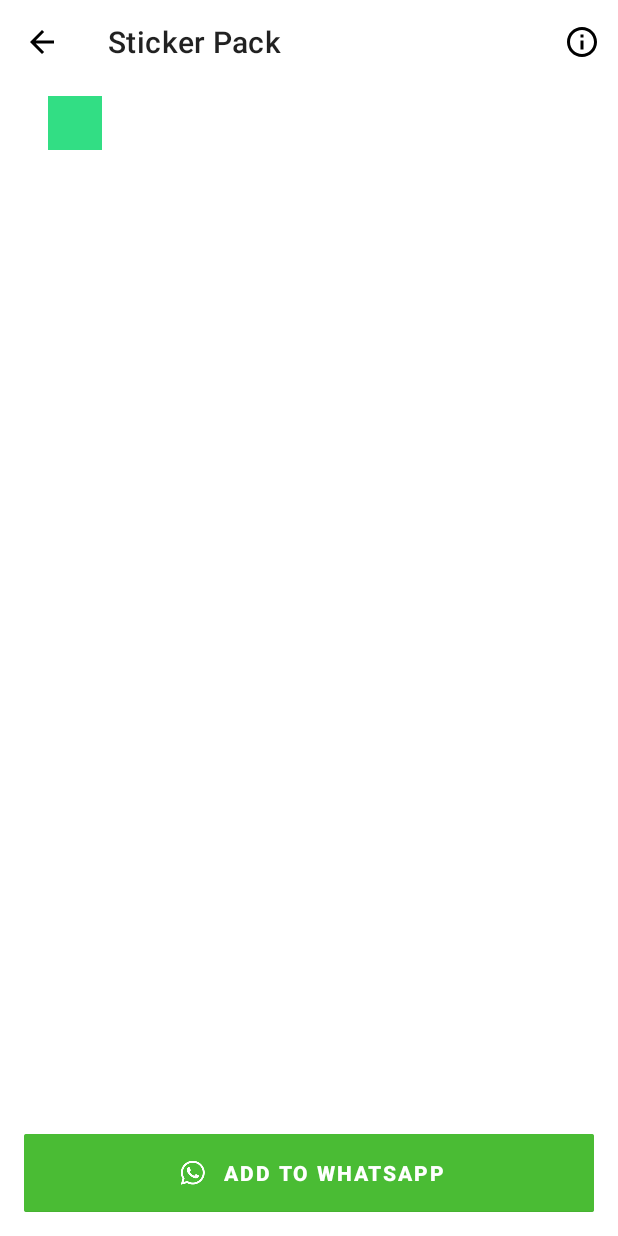
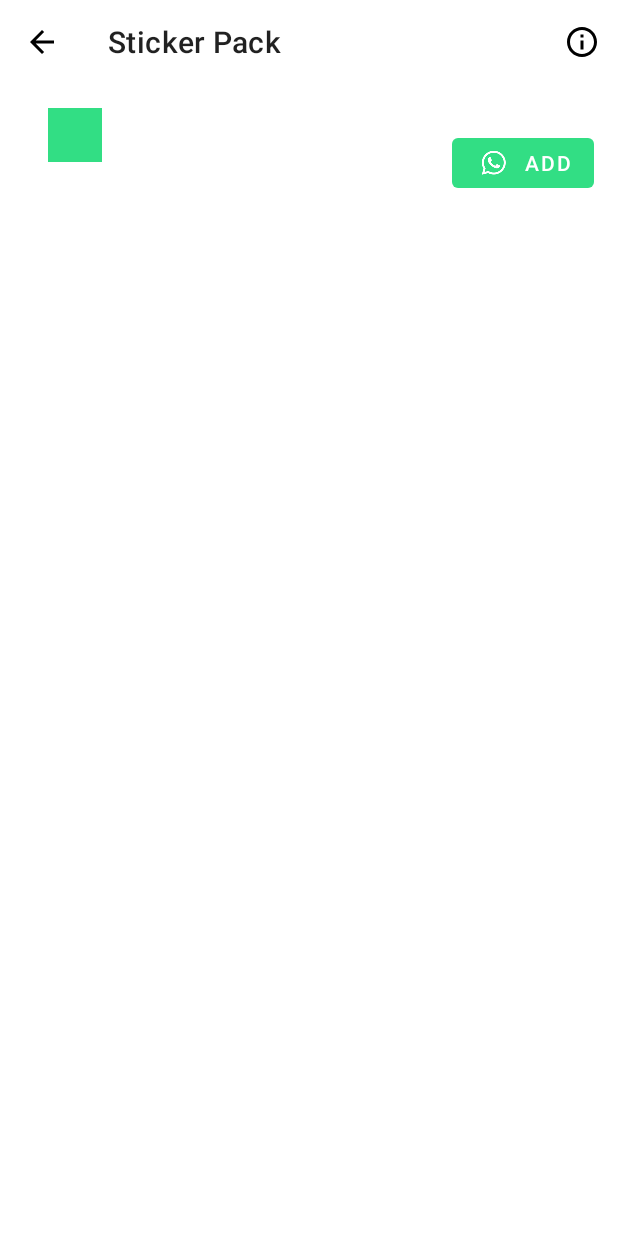
Before and after one commit to XRzky/Sticker.fy, an Android app: the StickerPackDetailsActivity screen opened directly, with no data from a screen before it, on a phone screen of 412 x 824 dp. Run offline under Robolectric (Android 15) with nearby library versions, the phone set to English and light mode, and no system bars; pictures from the network do not load; 7 statements that could not run were skipped.

Commit message:
Revamp sticker detail activity

```diff
--- a/app/src/main/res/layout/activity_sticker_pack_details.xml
+++ b/app/src/main/res/layout/activity_sticker_pack_details.xml
@@ -5,20 +5,19 @@
     android:layout_width="match_parent"
     android:layout_height="match_parent"
     android:background="@android:color/white"
-    android:layout_marginBottom="@dimen/preview_side_margin"
     android:orientation="vertical">
 
     <include layout="@layout/app_bar_main" />
-    <androidx.constraintlayout.widget.ConstraintLayout
+    <LinearLayout
         android:id="@+id/constraintLayout"
         android:layout_width="match_parent"
-        android:layout_height="wrap_content"
+        android:layout_height="75dp"
         android:layout_marginStart="@dimen/preview_side_margin"
         android:layout_marginLeft="@dimen/preview_side_margin"
         android:layout_marginEnd="@dimen/preview_side_margin"
         android:layout_marginRight="@dimen/preview_side_margin"
-        android:layout_marginBottom="24dp">
-
+        android:layout_marginBottom="5dp"
+        android:orientation="horizontal" >
 
         <ImageView
             android:id="@+id/tray_image"
@@ -26,12 +25,17 @@
             android:layout_height="36dp"
             android:layout_marginStart="16dp"
             android:layout_marginLeft="16dp"
-            android:layout_marginTop="8dp"
+            android:layout_marginTop="16dp"
             android:contentDescription="@string/tray_image_content_description"
             android:src="@color/colorAccent"
             app:layout_constraintStart_toStartOf="parent"
             app:layout_constraintTop_toTopOf="parent"
             tools:src="@color/colorAccent" />
+
+        <LinearLayout
+            android:layout_width="match_parent"
+            android:layout_height="wrap_content"
+            android:orientation="vertical">
 
             <TextView
                 android:id="@+id/pack_name"
@@ -41,10 +45,20 @@
                 android:layout_marginLeft="@dimen/margin_from_tray_to_name"
                 android:layout_marginTop="8dp"
                 android:textSize="16sp"
+                android:textColor="@android:color/black"
                 android:textStyle="bold"
                 app:layout_constraintStart_toEndOf="@+id/tray_image"
                 app:layout_constraintTop_toTopOf="parent"
                 tools:text="Pack Name" />
+
+            <RelativeLayout
+                android:layout_width="match_parent"
+                android:layout_height="wrap_content">
+
+                <LinearLayout
+                    android:layout_width="match_parent"
+                    android:layout_height="wrap_content"
+                    android:orientation="vertical">
 
                     <TextView
                         android:id="@+id/author"
@@ -52,7 +66,7 @@
                         android:layout_height="wrap_content"
                         android:layout_marginStart="@dimen/margin_from_tray_to_name"
                         android:layout_marginLeft="@dimen/margin_from_tray_to_name"
-            android:layout_marginTop="16dp"
+                        android:layout_marginTop="3dp"
                         app:layout_constraintStart_toEndOf="@+id/tray_image"
                         app:layout_constraintTop_toBottomOf="@+id/pack_name"
                         tools:text="Author" />
@@ -67,7 +81,45 @@
                         app:layout_constraintTop_toBottomOf="@+id/author"
                         tools:text="Size" />
 
-    </androidx.constraintlayout.widget.ConstraintLayout>
+                </LinearLayout>
+                <LinearLayout
+                    android:layout_width="match_parent"
+                    android:layout_height="wrap_content"
+                    android:orientation="horizontal"
+                    android:gravity="end">
+
+                    <RelativeLayout
+                        android:layout_width="match_parent"
+                        android:layout_height="wrap_content"
+                        android:gravity="end">
+
+                        <com.google.android.material.button.MaterialButton
+                            android:id="@+id/already_added_text"
+                            android:layout_width="wrap_content"
+                            android:layout_height="wrap_content"
+                            android:enabled="false"
+                            android:text="@string/details_pack_already_added"
+                            android:visibility="gone"
+                            tools:visibility="visible"
+                            style="@style/Widget.MaterialComponents.Button.UnelevatedButton"/>
+
+                        <com.google.android.material.button.MaterialButton
+                            android:id="@+id/add_to_whatsapp_button"
+                            android:layout_width="wrap_content"
+                            android:layout_height="wrap_content"
+                            android:clickable="true"
+                            android:focusable="true"
+                            android:text="@string/add_to_whatsapp"
+                            app:icon="@drawable/sticker_3rdparty_wa"
+                            app:iconGravity="start"
+                            app:iconPadding="8dp"
+                            style="@style/Widget.MaterialComponents.Button.UnelevatedButton" />
+
+                    </RelativeLayout>
+                </LinearLayout>
+            </RelativeLayout>
+        </LinearLayout>
+    </LinearLayout>
 
     <FrameLayout
         android:layout_width="match_parent"
@@ -96,50 +148,4 @@
             tools:visibility="visible" />
 
     </FrameLayout>
-
-    <FrameLayout
-        android:layout_width="match_parent"
-        android:layout_height="60dp"
-        android:layout_marginStart="@dimen/preview_side_margin"
-        android:layout_marginLeft="@dimen/preview_side_margin"
-        android:layout_marginEnd="@dimen/preview_side_margin"
-        android:layout_marginRight="@dimen/preview_side_margin">
-
-        <TextView
-            android:id="@+id/already_added_text"
-            android:layout_width="match_parent"
-            android:layout_height="wrap_content"
-            android:layout_gravity="center"
-            android:gravity="center"
-            android:text="@string/details_pack_already_added"
-            android:textColor="#9B9B9B"
-            android:textSize="14sp"
-            android:visibility="gone"
-            tools:visibility="visible" />
-
-        <FrameLayout
-            android:id="@+id/add_to_whatsapp_button"
-            android:layout_width="match_parent"
-            android:layout_height="wrap_content"
-            android:layout_gravity="bottom"
-            android:background="@drawable/btn_green"
-            android:clickable="true"
-            android:focusable="true"
-            android:foreground="?attr/selectableItemBackgroundBorderless">
-
-            <TextView
-                style="@style/StickerPreviewButtonText"
-                android:layout_width="wrap_content"
-                android:layout_height="wrap_content"
-                android:layout_gravity="center"
-                android:background="@android:color/transparent"
-                android:clickable="false"
-                android:drawableStart="@drawable/sticker_3rdparty_wa"
-                android:drawableLeft="@drawable/sticker_3rdparty_wa"
-                android:drawablePadding="8dp"
-                android:focusable="false"
-                android:foreground="@android:color/transparent"
-                android:text="@string/add_to_whatsapp" />
-        </FrameLayout>
-    </FrameLayout>
 </LinearLayout>
--- a/app/src/main/res/values/strings.xml
+++ b/app/src/main/res/values/strings.xml
@@ -6,7 +6,7 @@
     <!-- the title of info button in the menu that takes the user to more information about that pack showing publisher website and so on -->
     <string name="more_info_button">More info about sticker pack</string>
     <!-- Text to be shown on the button that user can click to add the sticker pack to WhatsApp -->
-    <string name="add_to_whatsapp">Add to WhatsApp</string>
+    <string name="add_to_whatsapp">Add</string>
     <!-- Content Description for the plus button shown on sticker pack list, that allows user to add sticker pack to WhatsApp -->
     <string name="add_button_content_description">Add sticker pack to WhatsApp</string>
     <!-- Title of the sticker pack list activity page in case the app contains multiple sticker packs, the singular string will be used when there is only one pack in the app -->
@@ -29,7 +29,7 @@
     <!-- Text next to the tray icon that indicates the tray icon -->
     <string name="info_screen_tray_icon">Tray icon</string>
     <!-- Text shown to the user instead of Add to WhatsApp button if the pack is already added to WhatsApp -->
-    <string name="details_pack_already_added">Sticker pack added to WhatsApp</string>
+    <string name="details_pack_already_added">Added</string>
     <!-- Title in the intent chooser that shows when user has multiple email client installed -->
     <string name="info_send_email_to_prompt">Send email with</string>
     <!-- Message to show in a dialog when user fails to add sticker pack -->
```
Also changed, not shown: 1 other file. Lines whose indentation alone changed are shown as unchanged.
